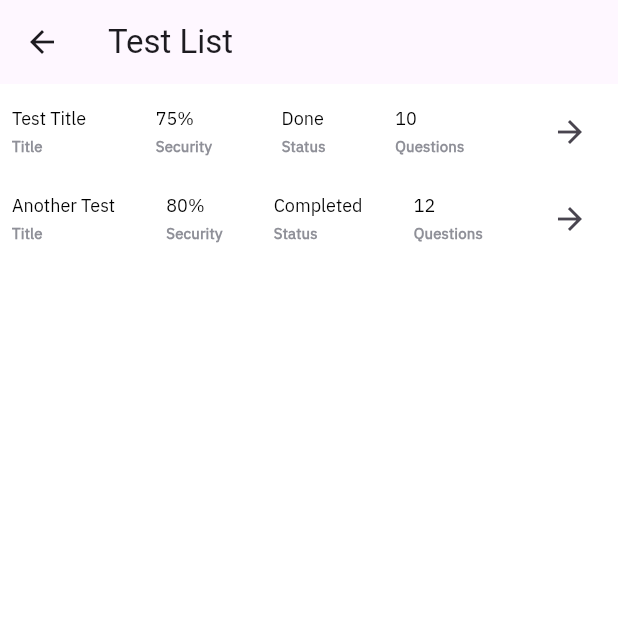
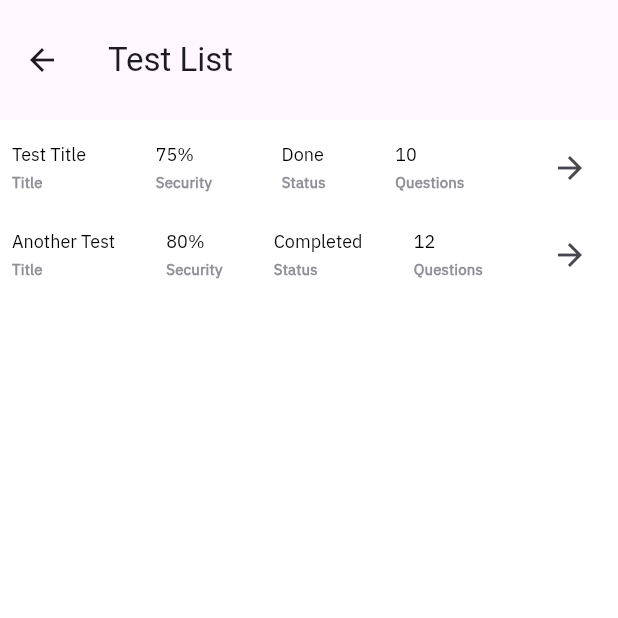
Before and after one commit to yousifdahabra/aegis-ai-app, a Flutter app: the TestList screen opened directly, on a phone screen of 412 x 824 dp, the top half of it. Run offline on Flutter 3.47's test engine with Material 3 defaults, Android fonts, the phone set to English and light mode, and no system bars; our stand-ins replace animate_do, smooth_page_indicator.

Commit message:
App - update TestList update AppBar title

```diff
--- a/lib/views/list/test_list.dart
+++ b/lib/views/list/test_list.dart
@@ -22,7 +22,13 @@ class TestList extends StatelessWidget {
     ];
     return Scaffold(
       appBar: AppBar(
-        title: const Text("Test List"),
+        toolbarHeight: 80,
+        title: Column(
+          crossAxisAlignment: CrossAxisAlignment.start,
+          children: const [
+            Text("Test List", style: TextStyle(fontSize: 22)),
+          ],
+        ),
       ),
       body: ListView.builder(
         padding: const EdgeInsets.all(8.0),
```
